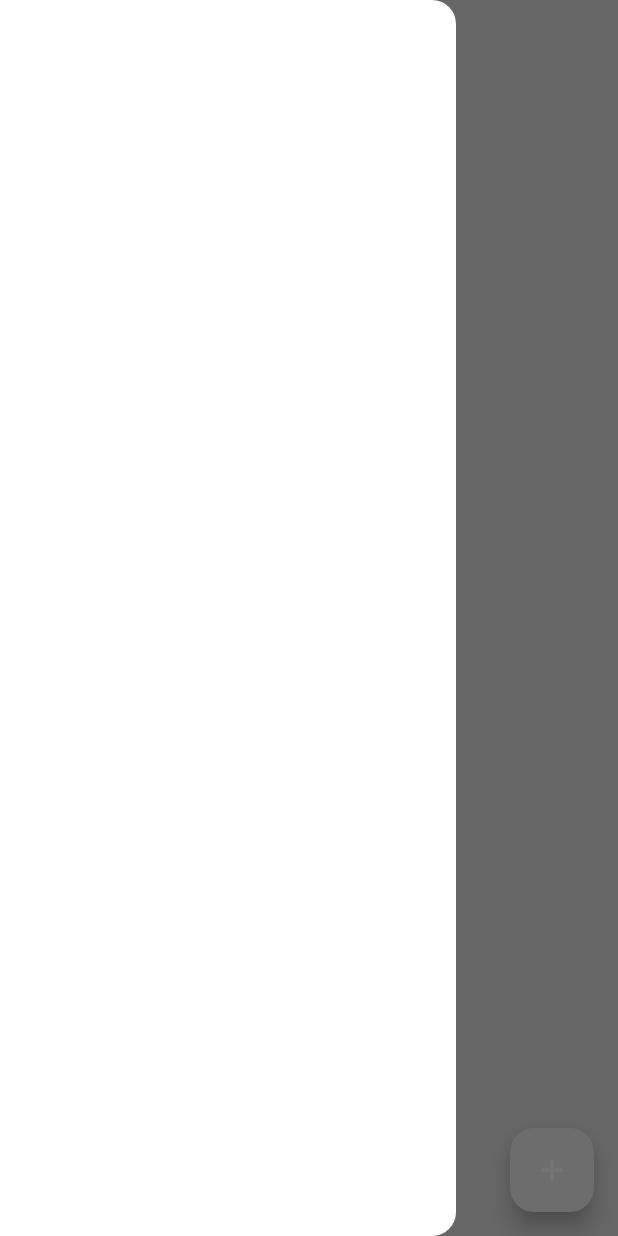
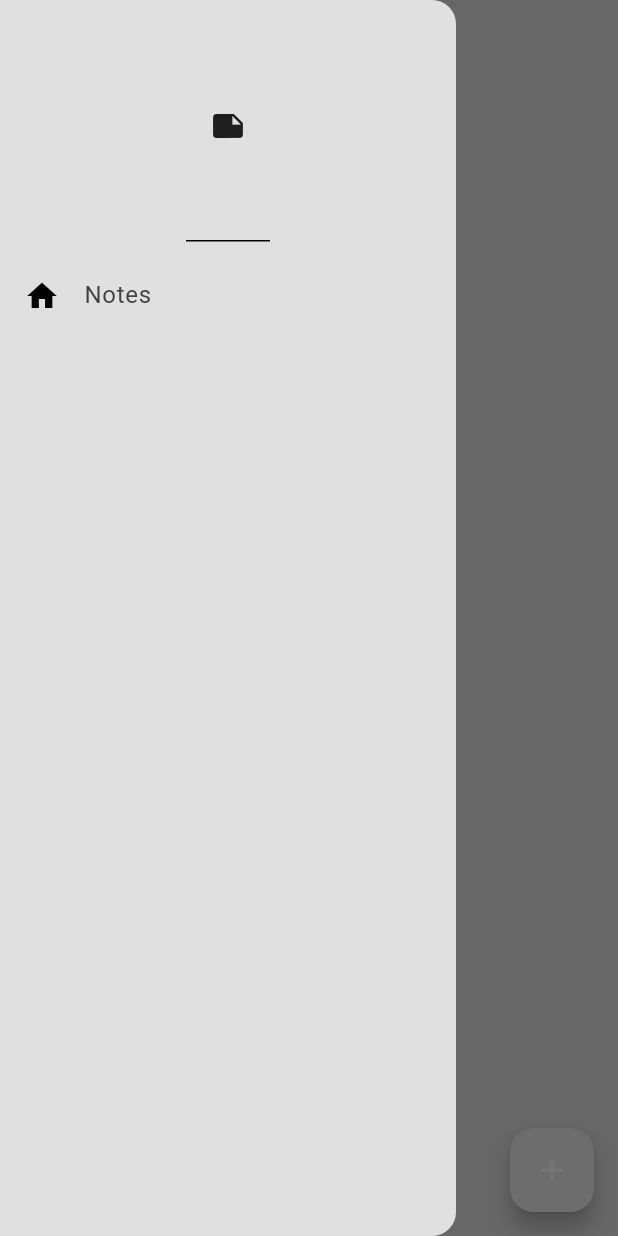
Before and after one commit to adalbertocarv/notes, a Flutter app: the screen it shows after launch, with the side drawer open, on a phone screen of 412 x 824 dp. Run offline on Flutter 3.47's test engine with Material 3 defaults, Android fonts, the phone set to English and light mode, and no system bars; our stand-ins replace google_fonts, isar; accounts and stored records are empty; generated files the repository leaves out were written again.

Commit message:
correção drawer

```diff
--- a/lib/Components/drawer.dart
+++ b/lib/Components/drawer.dart
@@ -0,0 +1,35 @@
+import 'package:flutter/material.dart';
+import 'package:notes/Components/drawer_tile.dart';
+
+class Mydrawer extends StatelessWidget {
+  const Mydrawer({super.key});
+
+  @override
+  Widget build(BuildContext context) {
+    return Drawer(
+      backgroundColor: Theme.of(context).colorScheme.background,
+      child: Column(
+        children: [
+          //header
+          DrawerHeader(
+              child: Icon(Icons.note),
+          ),
+
+
+          //notes tile
+          DrawerTile(
+              title: "Notes",
+              leading: Icon(Icons.home),
+              onTap: (){}
+          ),
+
+
+
+          //setting tile
+
+        ],
+      ),
+    );
+  }
+
+}
--- /dev/null
+++ b/lib/Components/drawer_tile.dart
@@ -0,0 +1,26 @@
+import 'package:flutter/material.dart';
+
+class DrawerTile extends StatelessWidget {
+  final String title;
+  final Widget leading;
+  final void Function()? onTap;
+
+  const DrawerTile({
+    super.key,
+    required this.title,
+    required this.leading,
+    this.onTap,
+  });
+
+  @override
+  Widget build(BuildContext context) {
+    return ListTile(
+      title: Text(
+        title,
+        style: TextStyle(color: Theme.of(context).colorScheme.inversePrimary),
+      ),
+      leading: leading,
+      onTap: onTap,
+    );
+  }
+}
--- a/lib/pages/notes_page.dart
+++ b/lib/pages/notes_page.dart
@@ -1,6 +1,7 @@
 import 'package:flutter/cupertino.dart';
 import 'package:flutter/material.dart';
 import 'package:google_fonts/google_fonts.dart';
+import 'package:notes/Components/drawer.dart';
 import 'package:notes/models/note_database.dart';
 import 'package:provider/provider.dart';
 import '../models/note.dart';
@@ -105,7 +106,7 @@ class _NotesPageState extends State<NotesPage> {
         onPressed: createNote,
         child: const Icon(Icons.add),
       ),
-      drawer: Drawer(),
+      drawer: const Mydrawer(),
       body: Column(
         crossAxisAlignment: CrossAxisAlignment.start,
         children: [
```
